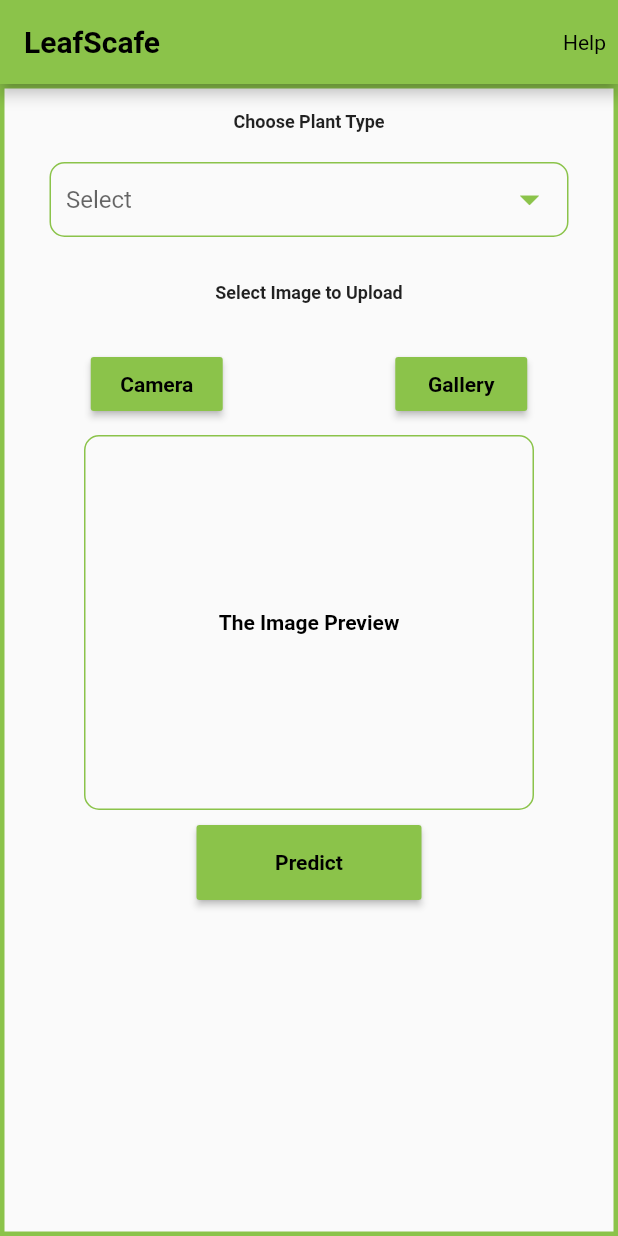
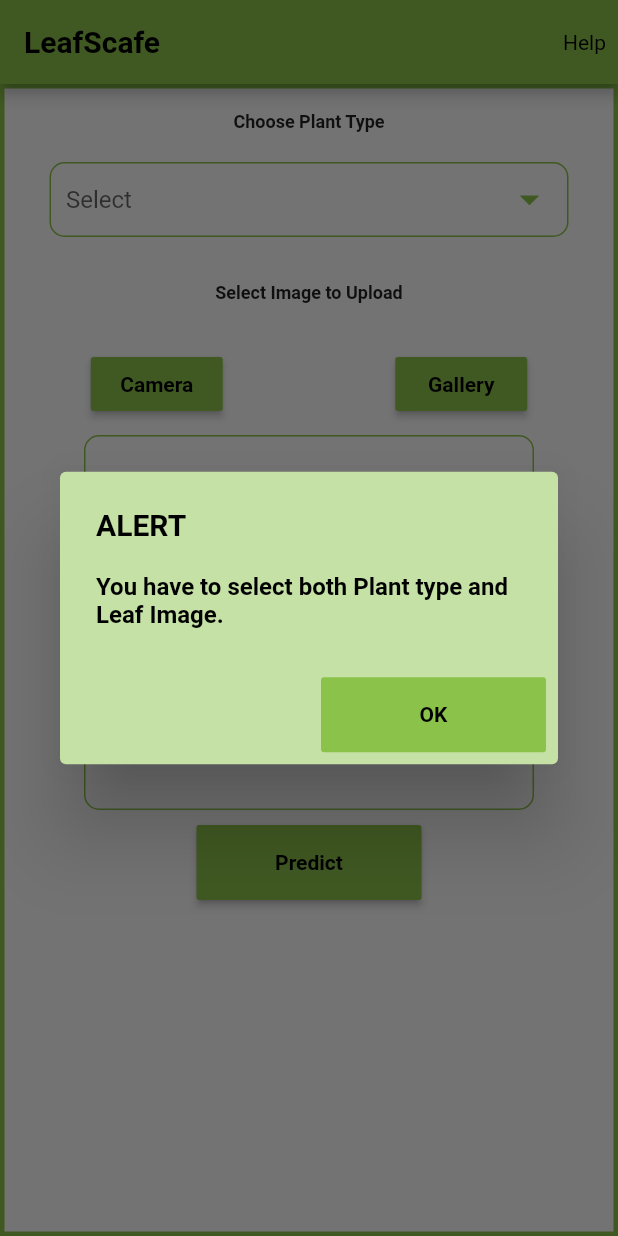
Before and after one commit to vinodbadgujar/LeafScape, a Flutter app: the HomeScreen screen opened by its route, after a tap on "Predict", on a phone screen of 412 x 824 dp. Run offline on Flutter 3.47's test engine with Material 2 defaults, Android fonts, the phone set to English and light mode, and no system bars; our stand-ins replace image_picker, introduction_screen.

Commit message:
alert box and validation added.

```diff
--- a/lib/homescreen.dart
+++ b/lib/homescreen.dart
@@ -205,7 +205,13 @@ class _HomeScreenState extends State<HomeScreen> {
                     minWidth: 150,
                     child: RaisedButton(
                       color: Colors.lightGreen,
-                      onPressed: () => predict(_image, valueChoose, context),
+                      onPressed: () {
+                        if (valueChoose == null || _image == null) {
+                          showAlertDialog(context);
+                        } else {
+                          predict(_image, valueChoose, context);
+                        }
+                      },
                       child: Text(
                         "Predict",
                         style: TextStyle(
@@ -224,3 +230,54 @@ class _HomeScreenState extends State<HomeScreen> {
     );
   }
 }
+
+showAlertDialog(BuildContext context) {
+  // Create button
+  Widget okButton = ButtonTheme(
+    height: 50,
+    minWidth: 150,
+    child: FlatButton(
+      color: Colors.lightGreen,
+      child: Text(
+        "OK",
+        style: TextStyle(
+          color: Colors.black,
+          fontWeight: FontWeight.bold,
+        ),
+      ),
+      onPressed: () {
+        Navigator.of(context).pop();
+      },
+    ),
+  );
+
+  // Create AlertDialog
+  AlertDialog alert = AlertDialog(
+    backgroundColor: Colors.lightGreen.shade200,
+    title: Text(
+      "ALERT",
+      style: TextStyle(
+        color: Colors.black,
+        fontWeight: FontWeight.bold,
+      ),
+    ),
+    content: Text(
+      "You have to select both Plant type and Leaf Image.",
+      style: TextStyle(
+        color: Colors.black,
+        fontWeight: FontWeight.bold,
+      ),
+    ),
+    actions: [
+      okButton,
+    ],
+  );
+
+  // show the dialog
+  showDialog(
+    context: context,
+    builder: (BuildContext context) {
+      return alert;
+    },
+  );
+}
```
